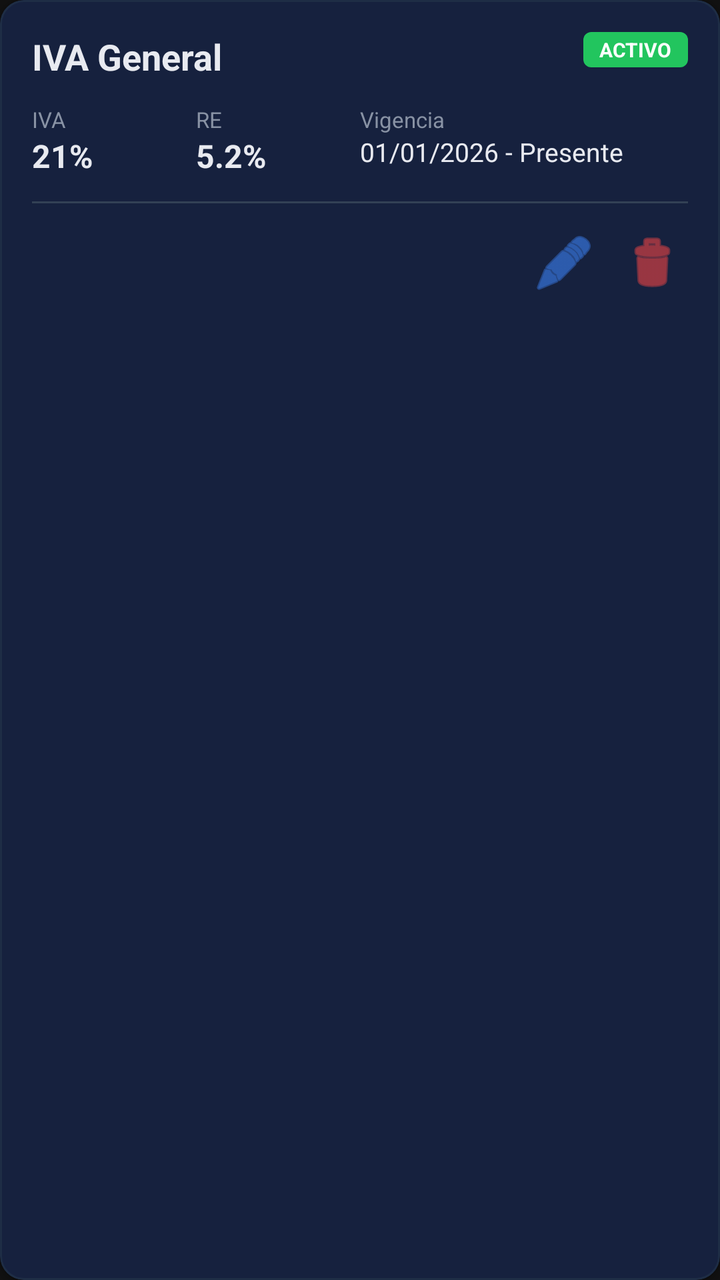
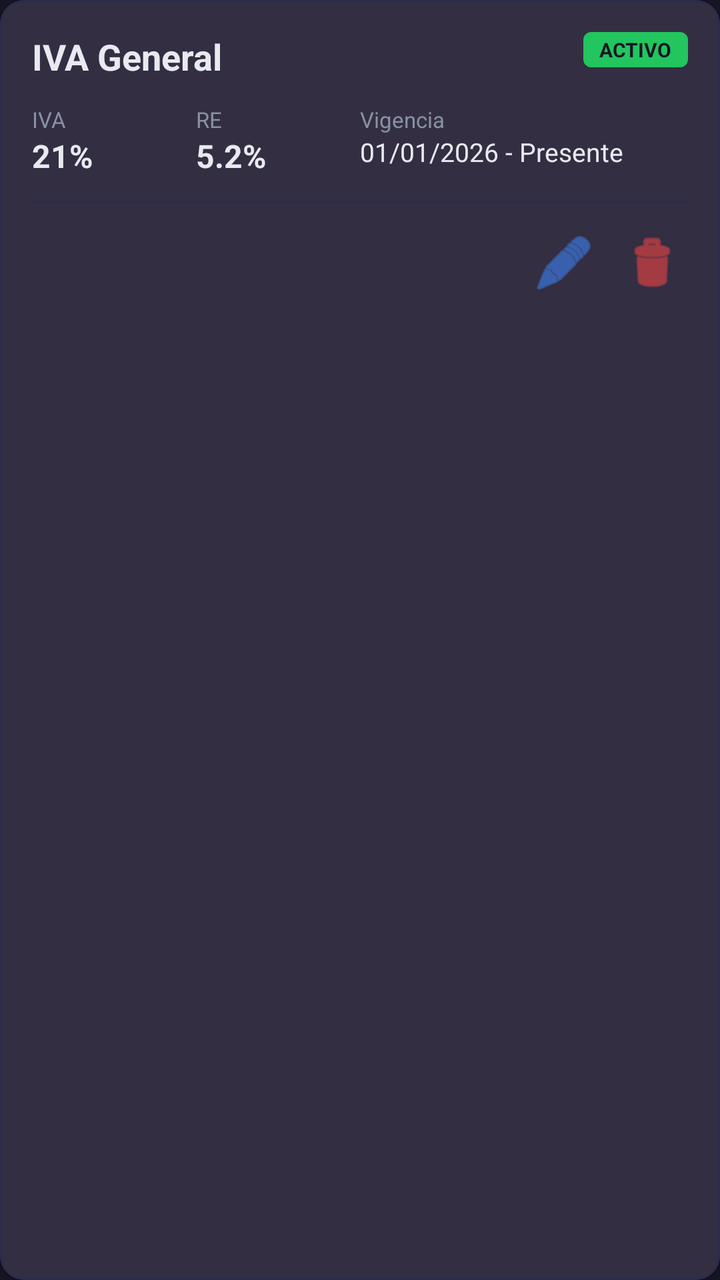

Compare the two renders of this Android layout. The source of the first and the diff that turns it into the second are given below.
<!-- AndroidManifest.xml: application theme Theme.Electrobazar -->
<!-- res/layout/item_tax_rate_admin.xml -->
<?xml version="1.0" encoding="utf-8"?>
<com.google.android.material.card.MaterialCardView xmlns:android="http://schemas.android.com/apk/res/android"
    xmlns:app="http://schemas.android.com/apk/res-auto"
    android:layout_width="match_parent"
    android:layout_height="wrap_content"
    android:layout_margin="8dp"
    app:cardBackgroundColor="@color/secondary"
    app:cardCornerRadius="12dp"
    app:cardElevation="2dp"
    app:strokeColor="@color/border"
    app:strokeWidth="1dp">

    <LinearLayout
        android:layout_width="match_parent"
        android:layout_height="wrap_content"
        android:orientation="vertical"
        android:padding="16dp">

        <RelativeLayout
            android:layout_width="match_parent"
            android:layout_height="wrap_content">

            <TextView
                android:id="@+id/tvDescription"
                android:layout_width="wrap_content"
                android:layout_height="wrap_content"
                android:layout_alignParentStart="true"
                android:layout_toStartOf="@+id/badgeStatus"
                android:text="IVA General"
                android:textColor="@color/text_main"
                android:textSize="18sp"
                android:textStyle="bold" />

            <TextView
                android:id="@+id/badgeStatus"
                android:layout_width="wrap_content"
                android:layout_height="wrap_content"
                android:layout_alignParentEnd="true"
                android:background="@drawable/bg_active_badge"
                android:paddingHorizontal="8dp"
                android:paddingVertical="2dp"
                android:text="ACTIVO"
                android:textColor="@color/white"
                android:textSize="10sp"
                android:textStyle="bold" />
        </RelativeLayout>

        <LinearLayout
            android:layout_width="match_parent"
            android:layout_height="wrap_content"
            android:layout_marginTop="12dp"
            android:orientation="horizontal">

            <LinearLayout
                android:layout_width="0dp"
                android:layout_height="wrap_content"
                android:layout_weight="1"
                android:orientation="vertical">

                <TextView
                    android:layout_width="wrap_content"
                    android:layout_height="wrap_content"
                    android:text="IVA"
                    android:textColor="@color/text_muted"
                    android:textSize="11sp" />

                <TextView
                    android:id="@+id/tvVatRate"
                    android:layout_width="wrap_content"
                    android:layout_height="wrap_content"
                    android:text="21%"
                    android:textColor="@color/text_main"
                    android:textSize="16sp"
                    android:textStyle="bold" />
            </LinearLayout>

            <LinearLayout
                android:layout_width="0dp"
                android:layout_height="wrap_content"
                android:layout_weight="1"
                android:orientation="vertical">

                <TextView
                    android:layout_width="wrap_content"
                    android:layout_height="wrap_content"
                    android:text="RE"
                    android:textColor="@color/text_muted"
                    android:textSize="11sp" />

                <TextView
                    android:id="@+id/tvReRate"
                    android:layout_width="wrap_content"
                    android:layout_height="wrap_content"
                    android:text="5.2%"
                    android:textColor="@color/text_main"
                    android:textSize="16sp"
                    android:textStyle="bold" />
            </LinearLayout>

            <LinearLayout
                android:layout_width="0dp"
                android:layout_height="wrap_content"
                android:layout_weight="2"
                android:orientation="vertical">

                <TextView
                    android:layout_width="wrap_content"
                    android:layout_height="wrap_content"
                    android:text="Vigencia"
                    android:textColor="@color/text_muted"
                    android:textSize="11sp" />

                <TextView
                    android:id="@+id/tvDateRange"
                    android:layout_width="wrap_content"
                    android:layout_height="wrap_content"
                    android:text="01/01/2026 - Presente"
                    android:textColor="@color/text_main"
                    android:textSize="13sp" />
            </LinearLayout>
        </LinearLayout>

        <View
            android:layout_width="match_parent"
            android:layout_height="1dp"
            android:layout_marginVertical="12dp"
            android:background="@color/divider" />

        <LinearLayout
            android:layout_width="match_parent"
            android:layout_height="wrap_content"
            android:gravity="end"
            android:orientation="horizontal">

            <ImageButton
                android:id="@+id/btnEdit"
                android:layout_width="36dp"
                android:layout_height="36dp"
                android:background="?attr/selectableItemBackgroundBorderless"
                android:padding="8dp"
                android:src="@android:drawable/ic_menu_edit"
                app:tint="@color/info" />

            <ImageButton
                android:id="@+id/btnDelete"
                android:layout_width="36dp"
                android:layout_height="36dp"
                android:layout_marginStart="8dp"
                android:background="?attr/selectableItemBackgroundBorderless"
                android:padding="8dp"
                android:src="@android:drawable/ic_menu_delete"
                app:tint="@color/danger" />
        </LinearLayout>
    </LinearLayout>

</com.google.android.material.card.MaterialCardView>
<!-- resources referenced by this layout -->
<resources>
  <color name="border">#1e2d45</color>
  <color name="danger">#ef4444</color>
  <color name="divider">#334155</color>
  <color name="info">#3b82f6</color>
  <color name="secondary">#16213e</color>
  <color name="text_main">#e8eaf0</color>
  <color name="text_muted">#8892a4</color>
  <color name="white">#FFFFFF</color>
  <!-- drawable bg_active_badge (drawable) -->
  <?xml version="1.0" encoding="utf-8"?>
  <shape xmlns:android="http://schemas.android.com/apk/res/android">
      <corners android:radius="4dp" />
      <solid android:color="@color/success" />
  </shape>
  <style name="Theme.Electrobazar" parent="Base.Theme.Electrobazar" />
  <color name="success">#22c55e</color>
  <style name="Base.Theme.Electrobazar" parent="Theme.Material3.DayNight.NoActionBar">
          <item name="colorPrimary">@color/primary</item>
          <item name="colorSecondary">@color/secondary</item>
          <item name="android:windowBackground">@color/background</item>
          <item name="android:textColorPrimary">@color/text_main</item>
          <item name="colorError">@color/danger</item>
      </style>
  <color name="primary">#1a1a2e</color>
  <color name="background">#111111</color>
</resources>

<!-- the commit's change to res/layout/item_tax_rate_admin.xml (unified diff, before → after) -->
@@ -4,10 +4,10 @@
     android:layout_width="match_parent"
     android:layout_height="wrap_content"
     android:layout_margin="8dp"
-    app:cardBackgroundColor="@color/secondary"
+    app:cardBackgroundColor="?attr/colorSurface"
     app:cardCornerRadius="12dp"
     app:cardElevation="2dp"
-    app:strokeColor="@color/border"
+    app:strokeColor="?attr/colorOutline"
     app:strokeWidth="1dp">
 
     <LinearLayout
@@ -27,7 +27,7 @@
                 android:layout_alignParentStart="true"
                 android:layout_toStartOf="@+id/badgeStatus"
                 android:text="IVA General"
-                android:textColor="@color/text_main"
+                android:textColor="?attr/android:textColorPrimary"
                 android:textSize="18sp"
                 android:textStyle="bold" />
 
@@ -40,7 +40,7 @@
                 android:paddingHorizontal="8dp"
                 android:paddingVertical="2dp"
                 android:text="ACTIVO"
-                android:textColor="@color/white"
+                android:textColor="?attr/android:windowBackground"
                 android:textSize="10sp"
                 android:textStyle="bold" />
         </RelativeLayout>
@@ -61,7 +61,7 @@
                     android:layout_width="wrap_content"
                     android:layout_height="wrap_content"
                     android:text="IVA"
-                    android:textColor="@color/text_muted"
+                    android:textColor="?attr/android:textColorSecondary"
                     android:textSize="11sp" />
 
                 <TextView
@@ -69,7 +69,7 @@
                     android:layout_width="wrap_content"
                     android:layout_height="wrap_content"
                     android:text="21%"
-                    android:textColor="@color/text_main"
+                    android:textColor="?attr/android:textColorPrimary"
                     android:textSize="16sp"
                     android:textStyle="bold" />
             </LinearLayout>
@@ -84,7 +84,7 @@
                     android:layout_width="wrap_content"
                     android:layout_height="wrap_content"
                     android:text="RE"
-                    android:textColor="@color/text_muted"
+                    android:textColor="?attr/android:textColorSecondary"
                     android:textSize="11sp" />
 
                 <TextView
@@ -92,7 +92,7 @@
                     android:layout_width="wrap_content"
                     android:layout_height="wrap_content"
                     android:text="5.2%"
-                    android:textColor="@color/text_main"
+                    android:textColor="?attr/android:textColorPrimary"
                     android:textSize="16sp"
                     android:textStyle="bold" />
             </LinearLayout>
@@ -107,7 +107,7 @@
                     android:layout_width="wrap_content"
                     android:layout_height="wrap_content"
                     android:text="Vigencia"
-                    android:textColor="@color/text_muted"
+                    android:textColor="?attr/android:textColorSecondary"
                     android:textSize="11sp" />
 
                 <TextView
@@ -115,7 +115,7 @@
                     android:layout_width="wrap_content"
                     android:layout_height="wrap_content"
                     android:text="01/01/2026 - Presente"
-                    android:textColor="@color/text_main"
+                    android:textColor="?attr/android:textColorPrimary"
                     android:textSize="13sp" />
             </LinearLayout>
         </LinearLayout>
@@ -124,7 +124,7 @@
             android:layout_width="match_parent"
             android:layout_height="1dp"
             android:layout_marginVertical="12dp"
-            android:background="@color/divider" />
+            android:background="?attr/colorOutline" />
 
         <LinearLayout
             android:layout_width="match_parent"
<!-- resource entries referenced after the edit -->
@@ -1,13 +1,11 @@
 <!-- resources referenced by this layout -->
 <resources>
-  <color name="border">#1e2d45</color>
+  <color name="border">#2c2c4d</color>
   <color name="danger">#ef4444</color>
-  <color name="divider">#334155</color>
   <color name="info">#3b82f6</color>
-  <color name="secondary">#16213e</color>
+  <color name="secondary">#1e1e35</color>
   <color name="text_main">#e8eaf0</color>
   <color name="text_muted">#8892a4</color>
-  <color name="white">#FFFFFF</color>
   <!-- drawable bg_active_badge (drawable) -->
   <?xml version="1.0" encoding="utf-8"?>
   <shape xmlns:android="http://schemas.android.com/apk/res/android">
@@ -17,13 +15,33 @@
   <style name="Theme.Electrobazar" parent="Base.Theme.Electrobazar" />
   <color name="success">#22c55e</color>
   <style name="Base.Theme.Electrobazar" parent="Theme.Material3.DayNight.NoActionBar">
-          <item name="colorPrimary">@color/primary</item>
-          <item name="colorSecondary">@color/secondary</item>
-          <item name="android:windowBackground">@color/background</item>
+          
+          <item name="colorPrimary">@color/accent</item>
+          <item name="colorOnPrimary">@color/primary</item>
+          <item name="colorSecondary">@color/accent</item>
+          <item name="colorOnSecondary">@color/primary</item>
+          <item name="colorPrimaryContainer">@color/surface</item>
+          <item name="colorOnPrimaryContainer">@color/text_main</item>
+          
+          <item name="colorSurface">@color/surface</item>
+          <item name="colorOnSurface">@color/text_main</item>
+          <item name="colorSurfaceVariant">@color/secondary</item>
+          <item name="colorOnSurfaceVariant">@color/text_muted</item>
+          <item name="colorOutline">@color/border</item>
+          
+          <item name="android:windowBackground">@color/primary</item>
+          <item name="android:colorBackground">@color/primary</item>
           <item name="android:textColorPrimary">@color/text_main</item>
+          <item name="android:textColorSecondary">@color/text_muted</item>
+          <item name="android:textColorHint">@color/text_muted</item>
+          
+          <item name="android:statusBarColor">@color/primary</item>
+          <item name="android:navigationBarColor">@color/primary</item>
+          
           <item name="colorError">@color/danger</item>
       </style>
-  <color name="primary">#1a1a2e</color>
-  <color name="background">#111111</color>
+  <color name="accent">#f5a623</color>
+  <color name="primary">#151525</color>
+  <color name="surface">#252545</color>
 </resources>
 
